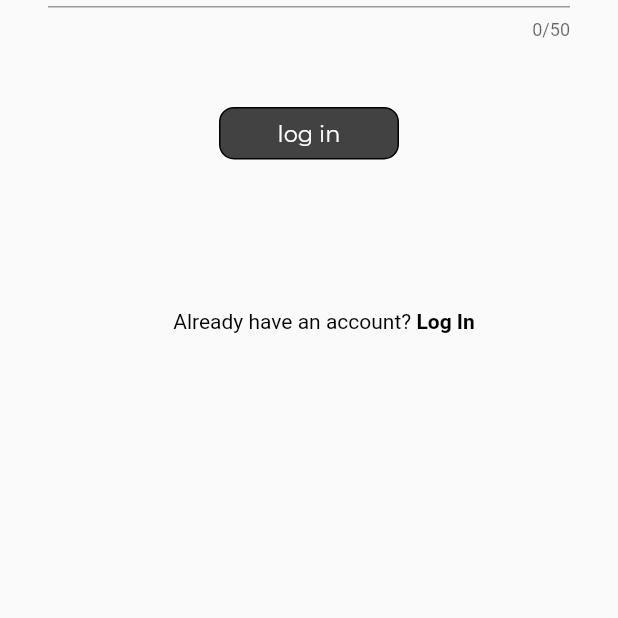
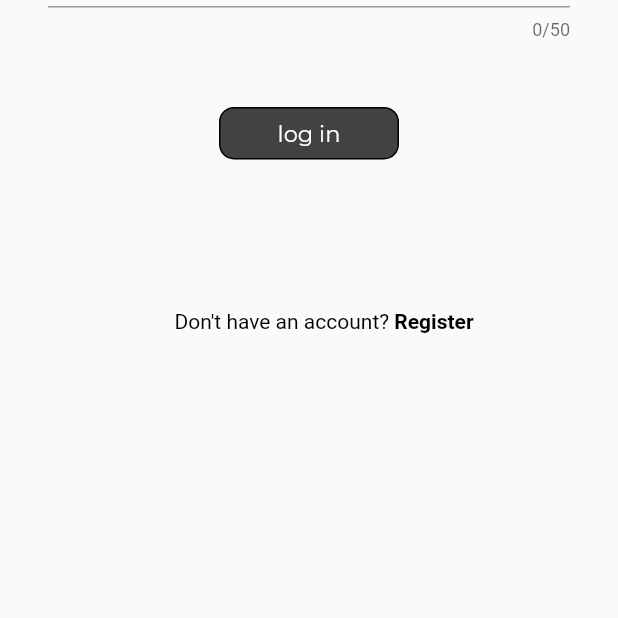
Before and after one commit to ignasbudreika/mapas, a Flutter app: the screen it shows after launch, on a phone screen of 412 x 824 dp, the part 618-1236 px from its top. Run offline on Flutter 3.47's test engine with Material 2 defaults, Android fonts, the phone set to English and light mode, and no system bars; our stand-ins replace cloud_firestore, datetime_picker_formfield, firebase_auth, firebase_core, flutter_map, flutter_switch and 3 more; missing offline and left inert: geocoder, grouped_buttons; accounts and stored records are empty.

Commit message:
login screen bugfix

```diff
--- a/lib/screen/login.dart
+++ b/lib/screen/login.dart
@@ -192,7 +192,7 @@ class _LogInScreenState extends State<LogInScreen> {
                               child: RichText(
                                 text: TextSpan(children: [
                                   TextSpan(
-                                      text: 'Already have an account? ',
+                                      text: 'Don\'t have an account? ',
                                       style: TextStyle(
                                         color: Colors.black,
                                       ),
@@ -241,7 +241,7 @@ class _LogInScreenState extends State<LogInScreen> {
                                           );
                                         }),
                                   TextSpan(
-                                    text: 'Log In',
+                                    text: 'Register',
                                     style: TextStyle(
                                       color: Colors.black,
                                       fontWeight: FontWeight.bold,
```
